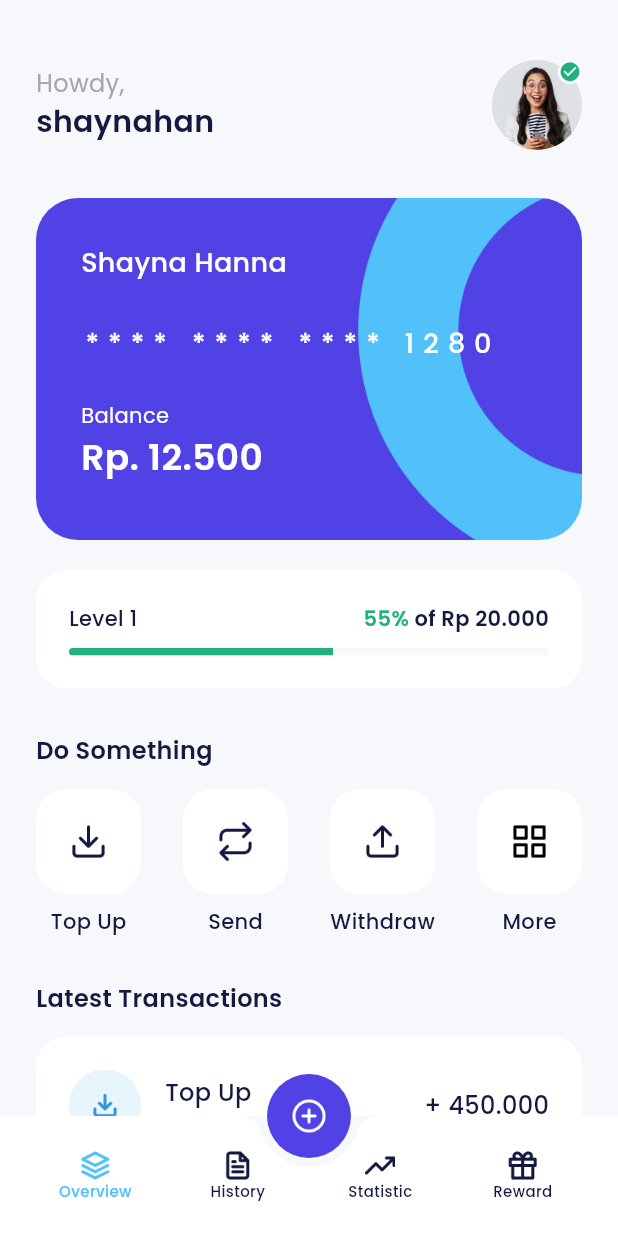
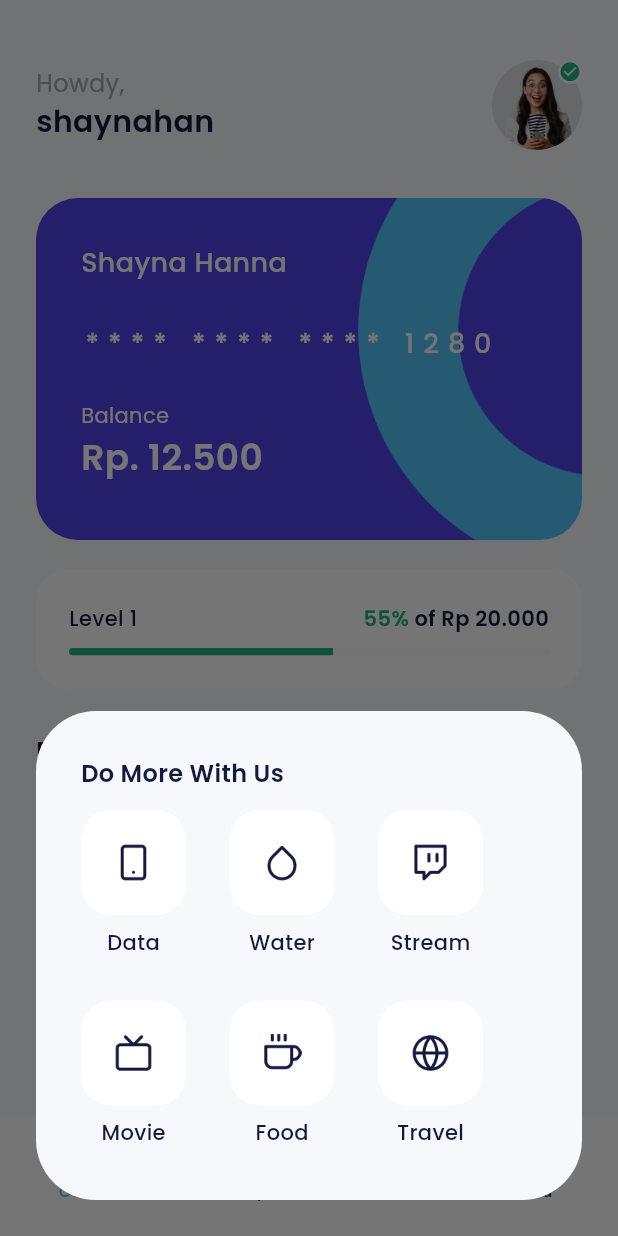
Before and after one commit to alirfanyasin/bank_sha, a Flutter app: the HomePage screen opened by its route, after a tap on "More", on a phone screen of 412 x 824 dp. Run offline on Flutter 3.47's test engine with Material 3 defaults, Android fonts, the phone set to English and light mode, and no system bars; our stand-ins replace carousel_slider, google_fonts.

```diff
--- a/lib/ui/pages/home_page.dart
+++ b/lib/ui/pages/home_page.dart
@@ -331,7 +331,12 @@ class HomePage extends StatelessWidget {
               HomeServiceItem(
                 iconUrl: 'assets/icon_more.png',
                 title: 'More',
-                onTap: () {},
+                onTap: () {
+                  showDialog(
+                    context: context,
+                    builder: (context) => const MoreDialog(),
+                  );
+                },
               ),
             ],
           )
@@ -487,3 +492,74 @@ class HomePage extends StatelessWidget {
     );
   }
 }
+
+class MoreDialog extends StatelessWidget {
+  const MoreDialog({super.key});
+
+  @override
+  Widget build(BuildContext context) {
+    return AlertDialog(
+      backgroundColor: Colors.transparent,
+      insetPadding: EdgeInsets.zero,
+      alignment: Alignment.bottomCenter,
+      content: Container(
+        padding: const EdgeInsets.all(30),
+        height: 326,
+        width: MediaQuery.of(context).size.width,
+        decoration: BoxDecoration(
+          color: lightBackgroundColor,
+          borderRadius: BorderRadius.circular(40),
+        ),
+        child: Column(
+          crossAxisAlignment: CrossAxisAlignment.start,
+          children: [
+            Text(
+              'Do More With Us',
+              style: blackTextStyle.copyWith(
+                fontSize: 16,
+                fontWeight: semiBold,
+              ),
+            ),
+            const SizedBox(height: 13),
+            Wrap(
+              spacing: 29,
+              runSpacing: 29,
+              children: [
+                HomeServiceItem(
+                  iconUrl: 'assets/icon_data.png',
+                  title: 'Data',
+                  onTap: () {},
+                ),
+                HomeServiceItem(
+                  iconUrl: 'assets/icon_water.png',
+                  title: 'Water',
+                  onTap: () {},
+                ),
+                HomeServiceItem(
+                  iconUrl: 'assets/icon_stream.png',
+                  title: 'Stream',
+                  onTap: () {},
+                ),
+                HomeServiceItem(
+                  iconUrl: 'assets/icon_movie.png',
+                  title: 'Movie',
+                  onTap: () {},
+                ),
+                HomeServiceItem(
+                  iconUrl: 'assets/icon_food.png',
+                  title: 'Food',
+                  onTap: () {},
+                ),
+                HomeServiceItem(
+                  iconUrl: 'assets/icon_travel.png',
+                  title: 'Travel',
+                  onTap: () {},
+                ),
+              ],
+            )
+          ],
+        ),
+      ),
+    );
+  }
+}
```
